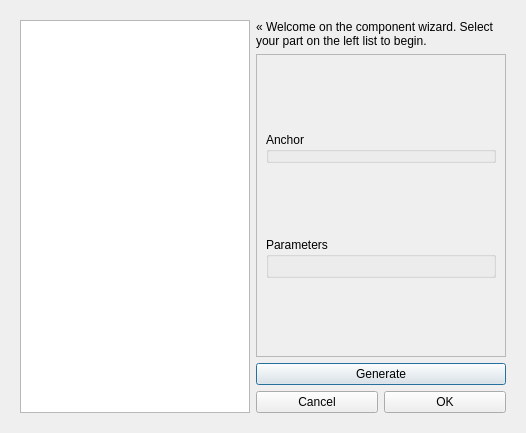
Before: the Qt Designer form gui/ComponentWizard.ui in RhobanProject/MetabotStudio, drawn with Qt 5.
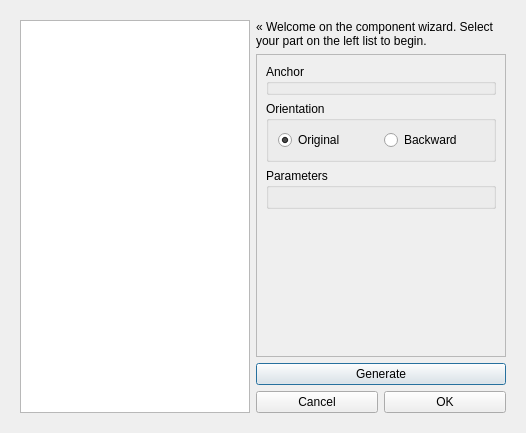
After: the same form once the commit is applied.

Commit message: Adding orientation when anchoring

The edit to the form file:
```diff
--- a/gui/ComponentWizard.ui
+++ b/gui/ComponentWizard.ui
@@ -19,7 +19,7 @@
   <property name="windowTitle">
    <string>Dialog</string>
   </property>
-  <layout class="QHBoxLayout" name="horizontalLayout">
+  <layout class="QVBoxLayout" name="verticalLayout_4">
    <item>
     <widget class="QWidget" name="centralWidget" native="true">
      <layout class="QHBoxLayout" name="horizontalLayout_2">
@@ -136,6 +136,38 @@
               </layout>
              </widget>
             </item>
+            <item>
+             <widget class="QGroupBox" name="orientation">
+              <property name="sizePolicy">
+               <sizepolicy hsizetype="Preferred" vsizetype="Minimum">
+                <horstretch>0</horstretch>
+                <verstretch>0</verstretch>
+               </sizepolicy>
+              </property>
+              <property name="title">
+               <string>Orientation</string>
+              </property>
+              <layout class="QHBoxLayout" name="horizontalLayout">
+               <item>
+                <widget class="QRadioButton" name="orientation_normal">
+                 <property name="text">
+                  <string>Original</string>
+                 </property>
+                 <property name="checked">
+                  <bool>true</bool>
+                 </property>
+                </widget>
+               </item>
+               <item>
+                <widget class="QRadioButton" name="orientation_back">
+                 <property name="text">
+                  <string>Backward</string>
+                 </property>
+                </widget>
+               </item>
+              </layout>
+             </widget>
+            </item>
             <item>
              <widget class="QGroupBox" name="parameters">
               <property name="sizePolicy">
@@ -185,6 +217,19 @@
               </layout>
              </widget>
             </item>
+            <item>
+             <spacer name="verticalSpacer">
+              <property name="orientation">
+               <enum>Qt::Vertical</enum>
+              </property>
+              <property name="sizeHint" stdset="0">
+               <size>
+                <width>20</width>
+                <height>40</height>
+               </size>
+              </property>
+             </spacer>
+            </item>
            </layout>
           </widget>
          </widget>
```
The commit also changes 8 other files.
